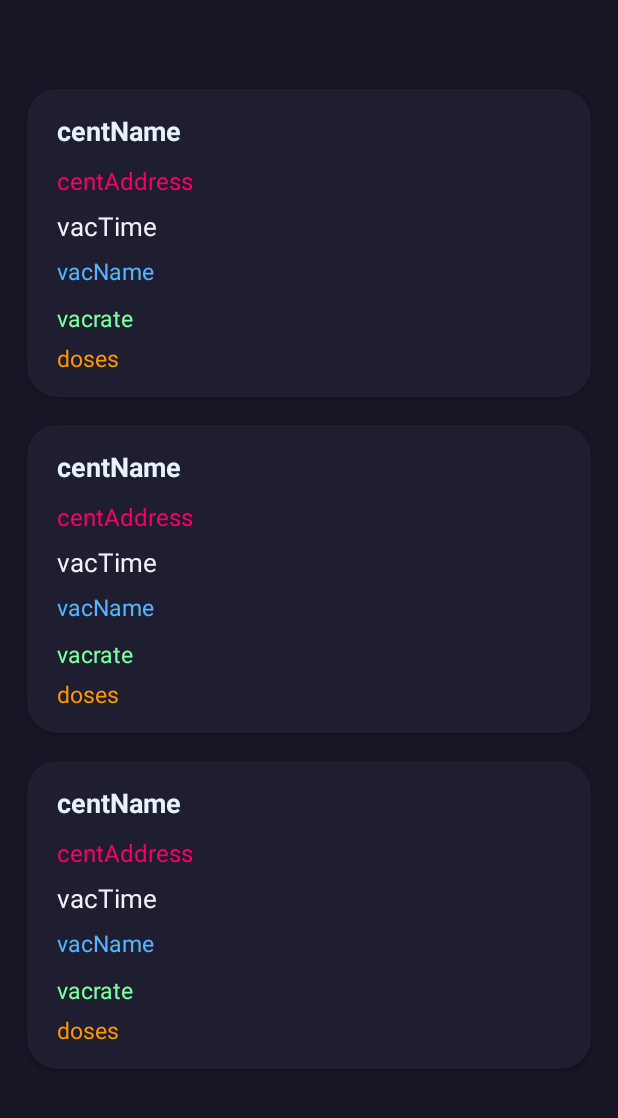
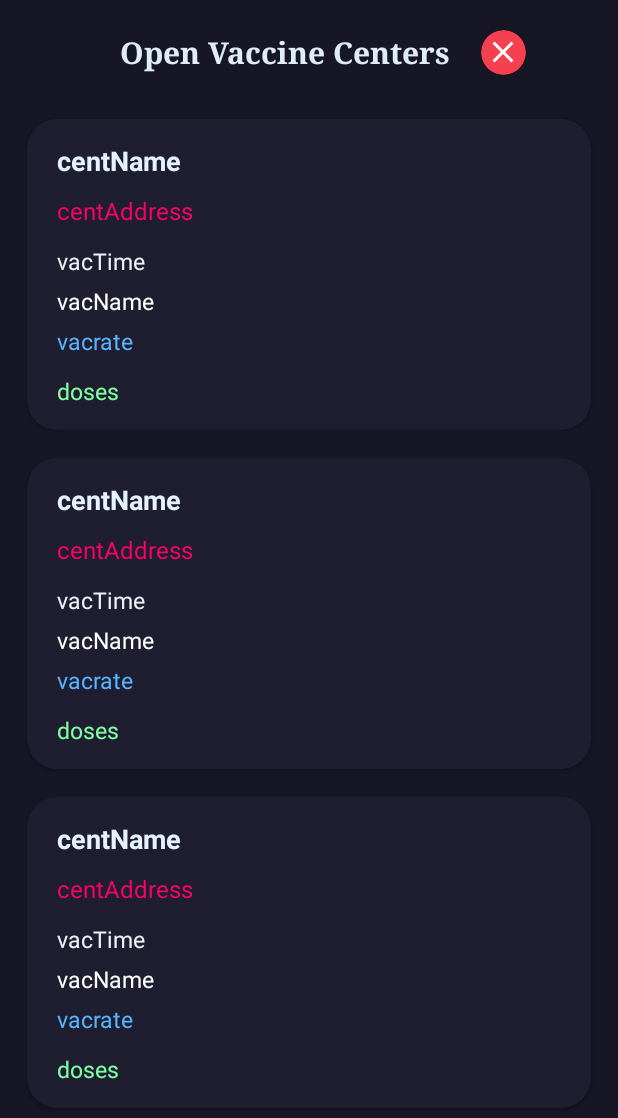
Before and after one commit to fin1te/CovidInfoLeads, an Android app: the layout activity_vac_home.xml on its own in the app's theme, with its tools: preview values and no code run, on a phone screen of 412 x 824 dp. Shown: the top 1118 px of the screen. Run offline under Robolectric (Android 15) with nearby library versions, the phone set to English and light mode, and no system bars.

Commit message:
Fully Implemented Vaccine Feature

```diff
--- a/app/src/main/java/com/finite/covidinfoleads/Adapter/myadapter.java
+++ b/app/src/main/java/com/finite/covidinfoleads/Adapter/myadapter.java
@@ -25,8 +25,8 @@ public class myadapter extends FirebaseRecyclerAdapter<model,myadapter.myviewhol
         holder.cityName.setText(model.getCityName());
         holder.resourcetype.setText(model.getResourcetype());
         holder.body.setText(model.getBody());
-        holder.verifiedtime.setText("Time :"+model.getVerifiedtime());
-        holder.verifieddate.setText("Date :"+model.getVerifieddate());
+        holder.verifiedtime.setText("Time : "+model.getVerifiedtime());
+        holder.verifieddate.setText("Date  : "+model.getVerifieddate());
 
     }
 
--- a/app/src/main/java/com/finite/covidinfoleads/Adapter/vac_adapter.java
+++ b/app/src/main/java/com/finite/covidinfoleads/Adapter/vac_adapter.java
@@ -48,7 +48,7 @@ public class vac_adapter extends RecyclerView.Adapter<vac_adapter.vac_viewholder
         String age = String.valueOf(vacmodel.getAgeLimit());
         holder.vacrate.setText("Charges: "+vacmodel.getFeeType()+"\t\t     Age Limit: "+age+"+");
 
-        holder.doses.setText("Dose Availability :\nDose 1: "+dose1+"\nDose 2: "+dose2);
+        holder.doses.setText("Dose Availability :\n1st Dose: "+dose1+"\n2nd Dose: "+dose2);
 
     }
 
--- /dev/null
+++ b/app/src/main/res/drawable-v24/ic_close.xml
@@ -0,0 +1,9 @@
+<vector xmlns:android="http://schemas.android.com/apk/res/android"
+        android:width="24dp"
+        android:height="24dp"
+        android:viewportWidth="24.0"
+        android:viewportHeight="24.0">
+    <path
+        android:fillColor="#FFFFFFFF"
+        android:pathData="M19,6.41L17.59,5 12,10.59 6.41,5 5,6.41 10.59,12 5,17.59 6.41,19 12,13.41 17.59,19 19,17.59 13.41,12z"/>
+</vector>
--- /dev/null
+++ b/app/src/main/res/drawable-v24/smallrestop.xml
@@ -0,0 +1,6 @@
+<?xml version="1.0" encoding="utf-8"?>
+<shape xmlns:android="http://schemas.android.com/apk/res/android">
+    <solid android:color="#151522"/>
+    <corners android:radius="10dp" />
+
+</shape>
--- a/app/src/main/res/layout/activity_dashboard.xml
+++ b/app/src/main/res/layout/activity_dashboard.xml
@@ -33,7 +33,7 @@
                 android:layout_width="wrap_content"
                 android:layout_height="wrap_content"
                 android:fontFamily="serif"
-                android:text="v1.0.1"
+                android:text="v1.0.2"
                 android:textColor="#FFD4E2"
                 android:textSize="13sp"
                 android:layout_gravity="center"
--- a/app/src/main/res/layout/activity_main.xml
+++ b/app/src/main/res/layout/activity_main.xml
@@ -25,7 +25,7 @@
     <TextView
         android:layout_width="wrap_content"
         android:layout_height="wrap_content"
-        android:text="v1.0.1"
+        android:text="v1.0.2"
         android:textColor="#FFC5C5"
         android:fontFamily="serif"
         android:textSize="15sp"
--- a/app/src/main/res/layout/activity_vac_home.xml
+++ b/app/src/main/res/layout/activity_vac_home.xml
@@ -7,10 +7,52 @@
     android:background="#161625"
     tools:context=".VacHome">
 
+    <GridLayout
+        android:layout_width="wrap_content"
+        android:layout_height="wrap_content"
+        android:rowCount="1"
+        android:columnCount="2"
+        app:layout_constraintEnd_toEndOf="parent"
+        app:layout_constraintHorizontal_bias="0.497"
+        app:layout_constraintStart_toStartOf="parent"
+        app:layout_constraintTop_toTopOf="parent">
+        <TextView
+            android:layout_width="wrap_content"
+            android:layout_height="70dp"
+            android:layout_gravity="center"
+            android:elevation="8dp"
+            android:fontFamily="serif"
+            android:gravity="center_vertical"
+            android:paddingStart="20dp"
+            android:text="Open Vaccine Centers"
+            android:textAlignment="textStart"
+            android:textColor="#DFEDFA"
+            android:textSize="20sp"
+            android:textStyle="bold"
+            tools:ignore="HardcodedText,RtlCompat,RtlHardcoded,RtlSymmetry" />
+        <androidx.cardview.widget.CardView
+            android:layout_height="30dp"
+            android:layout_width="30dp"
+            android:layout_gravity="center"
+            android:onClick="clickvacclose"
+            app:cardBackgroundColor="@color/red_pie"
+            app:cardCornerRadius="30dp"
+            android:layout_marginLeft="20dp"
+            android:src="@drawable/ic_close"
+            android:background="@color/red_pie">
+            <ImageView
+                android:layout_width="wrap_content"
+                android:layout_height="wrap_content"
+                android:src="@drawable/ic_close"
+                android:layout_gravity="center"/>
+        </androidx.cardview.widget.CardView>
+    </GridLayout>
+
+
     <androidx.recyclerview.widget.RecyclerView
         android:id="@+id/vacrecview"
         android:layout_width="match_parent"
         android:layout_height="match_parent"
-        android:layout_marginTop="50dp"
+        android:layout_marginTop="70dp"
         tools:listitem="@layout/vacsinglerow"/>
 </androidx.constraintlayout.widget.ConstraintLayout>
--- a/app/src/main/res/layout/vacsinglerow.xml
+++ b/app/src/main/res/layout/vacsinglerow.xml
@@ -44,11 +44,11 @@
             android:layout_height="wrap_content"
             android:id="@+id/vacTime"
             android:text="vacTime"
-            android:textSize="17sp"
+            android:textSize="15sp"
             android:autoLink="all"
             android:textIsSelectable="true"
             android:textColor="#EEF2F6"
-            android:layout_marginTop="7dp"
+            android:layout_marginTop="12dp"
             android:layout_below="@id/centAddress"
             tools:ignore="HardcodedText" />
 
@@ -58,8 +58,8 @@
             android:id="@+id/vacName"
             android:text="vacName"
             android:textSize="15sp"
-            android:layout_marginTop="7dp"
-            android:textColor="#58B5FF"
+            android:layout_marginTop="5dp"
+            android:textColor="#FFFFFF"
             android:layout_below="@id/vacTime"
             tools:ignore="HardcodedText" />
 
@@ -69,8 +69,8 @@
             android:id="@+id/vacrate"
             android:text="vacrate"
             android:textSize="15sp"
-            android:layout_marginTop="10dp"
-            android:textColor="#80FFA0"
+            android:layout_marginTop="5dp"
+            android:textColor="#58B5FF"
             android:layout_below="@id/vacName"
             tools:ignore="HardcodedText" />
 
@@ -89,9 +89,9 @@
             android:layout_height="wrap_content"
             android:id="@+id/doses"
             android:text="doses"
-            android:layout_marginTop="5dp"
+            android:layout_marginTop="12dp"
             android:textSize="15sp"
-            android:textColor="#FF9800"
+            android:textColor="#80FFA0"
             android:layout_below="@id/vacrate"
             tools:ignore="HardcodedText" />
 
--- a/app/src/main/res/values/colors.xml
+++ b/app/src/main/res/values/colors.xml
@@ -21,6 +21,7 @@
     <color name="green_pie">#08a045</color>
     <color name="gray">#c4c4c4</color>
     <color name="bg">#EEEEEE</color>
+    <color name="neon_green">#1AFF6F</color>
 
     <color name="statusdark">#1E1E30</color>
 </resources>
```
Also changed, not shown: app/src/main/java/com/finite/covidinfoleads/Dashboard.java (+10 -10 lines), app/src/main/java/com/finite/covidinfoleads/Resources.java (+12 -12 lines), app/src/main/java/com/finite/covidinfoleads/VacHome.java (+47 -1 lines), app/src/main/java/com/finite/covidinfoleads/Vaccine.java (+62 -24 lines), app/src/main/res/drawable-v24/ic_done.xml (added, +9 -0 lines), app/src/main/res/layout/activity_vaccine.xml (+65 -51 lines), app/src/main/res/layout/docsinglerow.xml (+4 -4 lines), app/src/main/res/layout/toast_icon_text.xml (added, +51 -0 lines).
